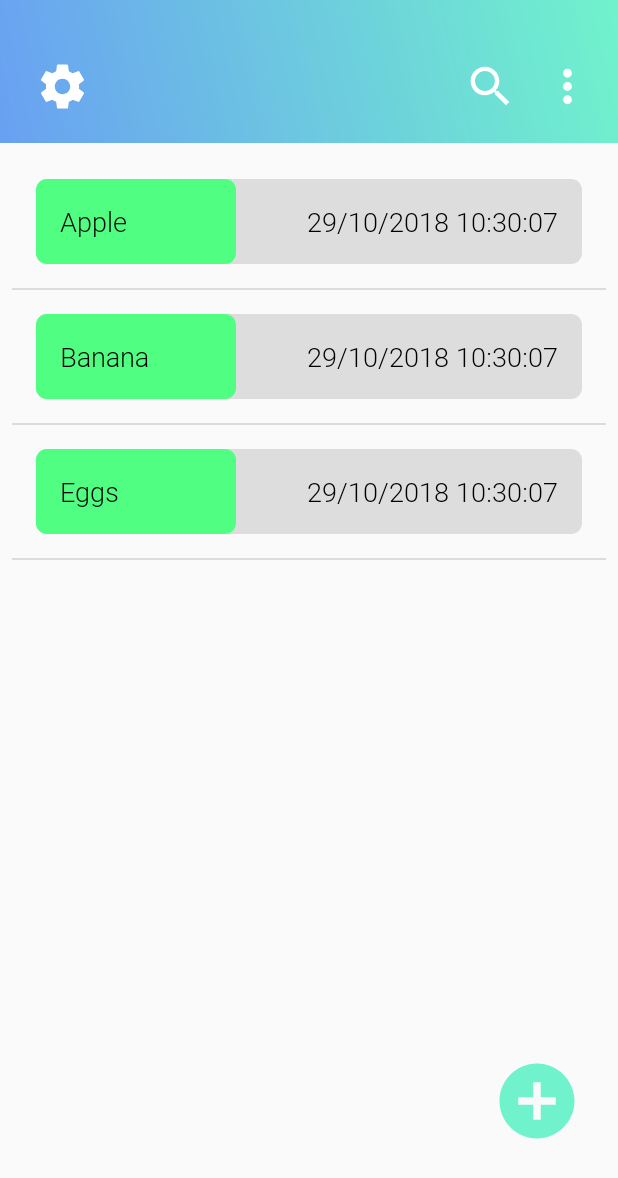
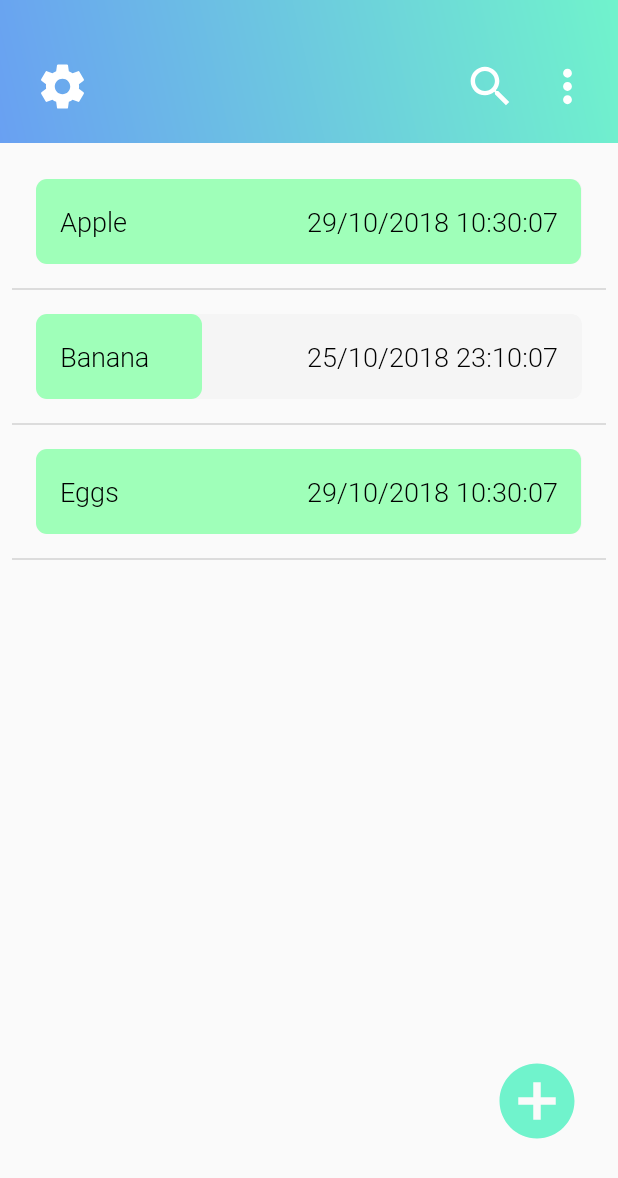
Before and after one commit to YEESH421/SpoilAlert, an Android app: the FridgeActivity screen opened directly, with no data from a screen before it, on a phone screen of 412 x 824 dp. Shown: the top 1178 px of the screen. Run offline under Robolectric (Android 15) with nearby library versions, the phone set to English and light mode, and no system bars.

Commit message:
Updated food model to hold purchase date and expiration time period. Updated food adapter to modify progress bar to match time expired. Updated colors to reflect prototype. Updated fridge to test different percentages.

```diff
--- a/app/src/main/java/com/dfreez3/spoilalert/FoodAdapter.java
+++ b/app/src/main/java/com/dfreez3/spoilalert/FoodAdapter.java
@@ -1,6 +1,7 @@
 package com.dfreez3.spoilalert;
 
 import android.content.Context;
+import android.support.constraint.ConstraintLayout;
 import android.view.LayoutInflater;
 import android.view.View;
 import android.view.ViewGroup;
@@ -10,6 +11,7 @@ import android.widget.TextView;
 
 import java.text.SimpleDateFormat;
 import java.util.ArrayList;
+import java.util.Date;
 
 public class FoodAdapter extends ArrayAdapter<FoodModel> {
 
@@ -48,17 +50,34 @@ public class FoodAdapter extends ArrayAdapter<FoodModel> {
         }
 
         viewHolder.txtName.setText(foodModel.getName());
-        viewHolder.txtDate.setText(new SimpleDateFormat("dd/MM/yyyy HH:mm:ss").format(foodModel.getExpirationDate()));
+        viewHolder.txtDate.setText(new SimpleDateFormat("dd/MM/yyyy HH:mm:ss").format(foodModel.getPurchaseDate()));
 
-        setProgress(viewHolder.progressBar);
+        RelativeLayout background = convertView.findViewById(R.id.item_background);
+
+        setProgress(foodModel, viewHolder.progressBar, background);
 
         return convertView;
     }
 
-    private void setProgress(RelativeLayout relativeLayout) {
-        ViewGroup.LayoutParams params = relativeLayout.getLayoutParams();
-        params.width = 200;
-        relativeLayout.setLayoutParams(params);
+    private void setProgress(FoodModel foodModel, RelativeLayout progressLayout, final RelativeLayout bgLayout) {
+        final ViewGroup.LayoutParams progressParams = progressLayout.getLayoutParams();
+
+        /*
+         * Create constant aliases.
+         */
+        final Date currentTime = new Date();
+        final FoodModel foodModelF = foodModel;
+        final RelativeLayout progressLayoutF = progressLayout;
+
+        bgLayout.post(new Runnable() {
+            @Override
+            public void run() {
+                double expirationPercent =
+                        (double) (currentTime.getTime() - foodModelF.getPurchaseDate().getTime()) / (double) foodModelF.getExpirationPeriod();
+                progressParams.width = (int) ((1.0 - expirationPercent) * (double) bgLayout.getWidth());
+                progressLayoutF.setLayoutParams(progressParams);
+            }
+        });
     }
 
 }
--- a/app/src/main/java/com/dfreez3/spoilalert/FoodModel.java
+++ b/app/src/main/java/com/dfreez3/spoilalert/FoodModel.java
@@ -5,19 +5,25 @@ import java.util.Date;
 public class FoodModel {
 
     private String name;
-    private Date expirationDate;
+    private Date purchaseDate;
+    private long expirationPeriod;
 
-    public FoodModel(String name, Date expirationDate) {
+    public FoodModel(String name, Date purchaseDate, long expirationPeriod) {
         this.name = name;
-        this.expirationDate = expirationDate;
+        this.purchaseDate = purchaseDate;
+        this.expirationPeriod = expirationPeriod;
     }
 
     public String getName() {
         return this.name;
     }
 
-    public Date getExpirationDate() {
-        return this.expirationDate;
+    public Date getPurchaseDate() {
+        return this.purchaseDate;
+    }
+
+    public long getExpirationPeriod() {
+        return this.expirationPeriod;
     }
 
 }
--- a/app/src/main/java/com/dfreez3/spoilalert/FridgeActivity.java
+++ b/app/src/main/java/com/dfreez3/spoilalert/FridgeActivity.java
@@ -24,15 +24,11 @@ public class FridgeActivity extends Activity implements View.OnClickListener {
     private FoodAdapter arrayAdapter;
 
     private void createList() {
-//        String[] items = { "Apple", "Banana", "Eggs" };
-
-//        listContents = new ArrayList<>(Arrays.asList(items));
-//        arrayAdapter = new ArrayAdapter<>(this, android.R.layout.simple_list_item_1, listContents);
-
         listContents = new ArrayList<>();
-        listContents.add(new FoodModel("Apple", new Date()));
-        listContents.add(new FoodModel("Banana", new Date()));
-        listContents.add(new FoodModel("Eggs", new Date()));
+        listContents.add(new FoodModel("Apple", new Date(), 432000000L));
+        Date bananaDate = new Date(new Date().getTime() - 300000000L);
+        listContents.add(new FoodModel("Banana", bananaDate, 432000000L));
+        listContents.add(new FoodModel("Eggs", new Date(), 432000000L));
 
         arrayAdapter = new FoodAdapter(listContents, this);
 
--- a/app/src/main/res/layout/activity_fridge.xml
+++ b/app/src/main/res/layout/activity_fridge.xml
@@ -2,10 +2,11 @@
 <android.support.constraint.ConstraintLayout xmlns:android="http://schemas.android.com/apk/res/android"
     xmlns:app="http://schemas.android.com/apk/res-auto"
     xmlns:tools="http://schemas.android.com/tools"
+    android:id="@+id/main_fridge"
     android:layout_width="match_parent"
     android:layout_height="match_parent"
+    android:fitsSystemWindows="true"
     android:orientation="vertical"
-    android:fitsSystemWindows="true"
     tools:context=".FridgeActivity">
 
     <android.support.constraint.ConstraintLayout
@@ -57,10 +58,10 @@
         android:id="@+id/food_list"
         android:layout_width="0dp"
         android:layout_height="0dp"
-        android:layout_marginBottom="8dp"
-        android:layout_marginEnd="8dp"
         android:layout_marginStart="8dp"
         android:layout_marginTop="8dp"
+        android:layout_marginEnd="8dp"
+        android:layout_marginBottom="8dp"
         app:layout_constraintBottom_toBottomOf="parent"
         app:layout_constraintEnd_toEndOf="parent"
         app:layout_constraintStart_toStartOf="parent"
--- a/app/src/main/res/layout/row_item.xml
+++ b/app/src/main/res/layout/row_item.xml
@@ -28,6 +28,7 @@
         android:layout_marginStart="16dp"
         android:layout_marginTop="16dp"
         android:layout_marginBottom="16dp"
+        android:layout_marginEnd="16dp"
         android:background="@drawable/item_background"
         app:layout_constraintBottom_toBottomOf="parent"
         app:layout_constraintStart_toStartOf="parent"
--- a/app/src/main/res/values/colors.xml
+++ b/app/src/main/res/values/colors.xml
@@ -4,9 +4,9 @@
     <color name="colorPrimaryDark">#69A0F2</color>
     <color name="colorAccent">#D81B60</color>
 
-    <color name="colorFoodDefault">#DDDDDD</color>
-    <color name="colorFoodRed">#ff6666</color>
-    <color name="colorFoodOrange">#ff8c66</color>
-    <color name="colorFoodLimeGreen">#beff93</color>
-    <color name="colorFoodGreen">#50ff82</color>
+    <color name="colorFoodDefault">#F5F5F5</color>
+    <color name="colorFoodRed">#FF9F9F</color>
+    <color name="colorFoodOrange">#FFd3A1</color>
+    <color name="colorFoodLimeGreen">#C9FF92</color>
+    <color name="colorFoodGreen">#9FFFB9</color>
 </resources>
```
